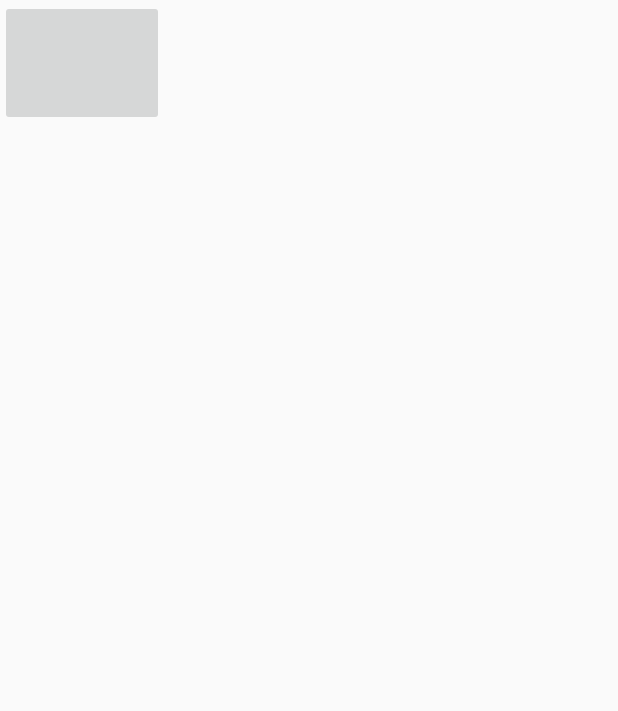
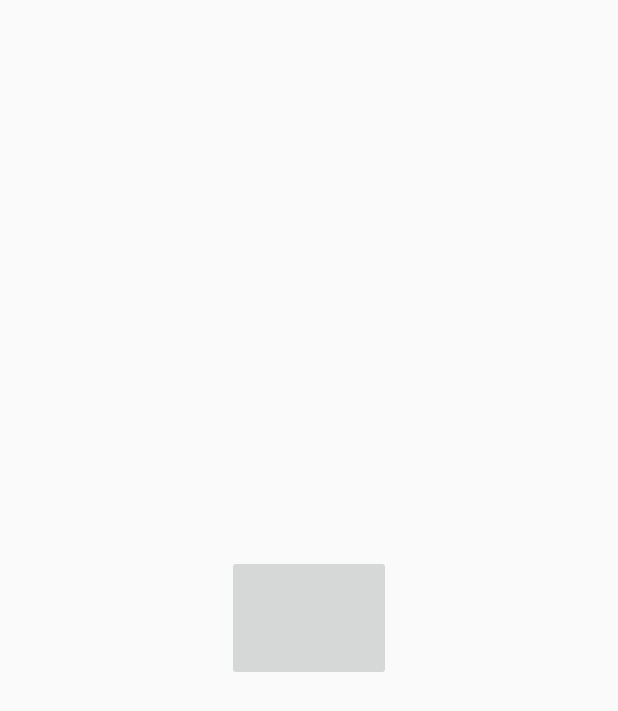
Before and after one commit to Pratibha499/PDF_Maker, an Android app: the CreatePdf screen opened directly, with no data from a screen before it, on a phone screen of 412 x 824 dp. Shown: the top 711 px of the screen. Run offline under Robolectric (Android 15) with nearby library versions, the phone set to English and light mode, and no system bars.

Commit message:
set position

```diff
--- a/app/src/main/res/layout/activity_create_pdf.xml
+++ b/app/src/main/res/layout/activity_create_pdf.xml
@@ -8,6 +8,11 @@
 
     <ImageButton
         android:layout_width="109dp"
-        android:layout_height="84dp"/>
+        android:layout_height="84dp"
+        app:layout_constraintBottom_toBottomOf="parent"
+        app:layout_constraintEnd_toEndOf="parent"
+        app:layout_constraintStart_toStartOf="parent"
+        app:layout_constraintTop_toTopOf="parent"
+        />
 
 </androidx.constraintlayout.widget.ConstraintLayout>
```
